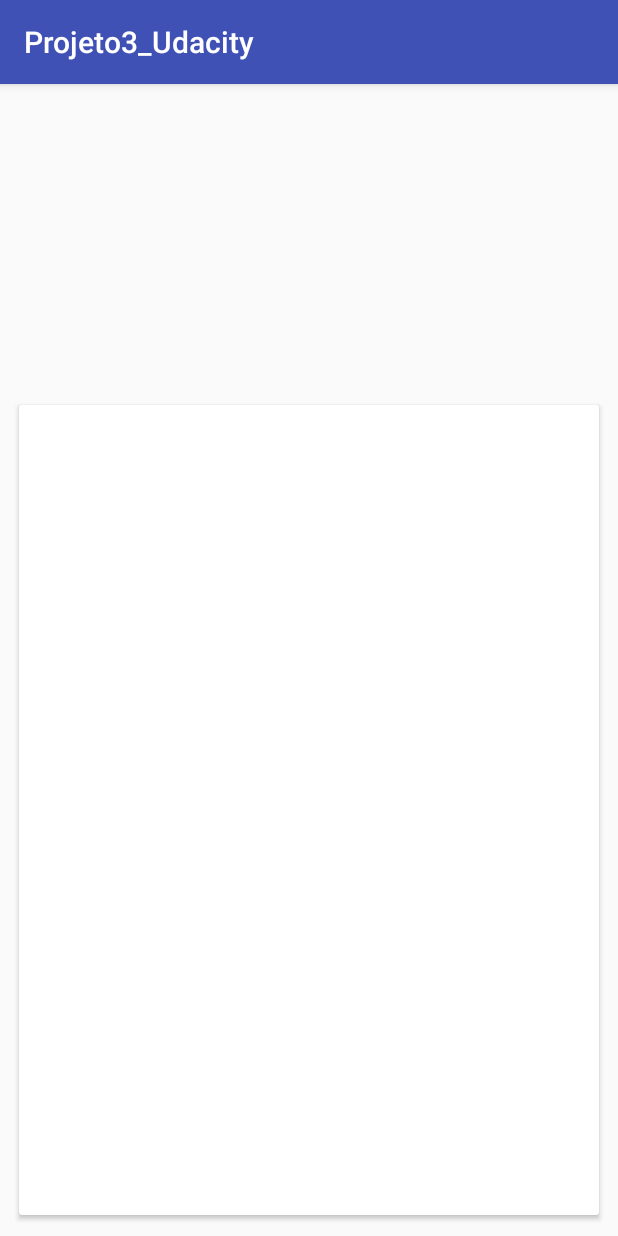
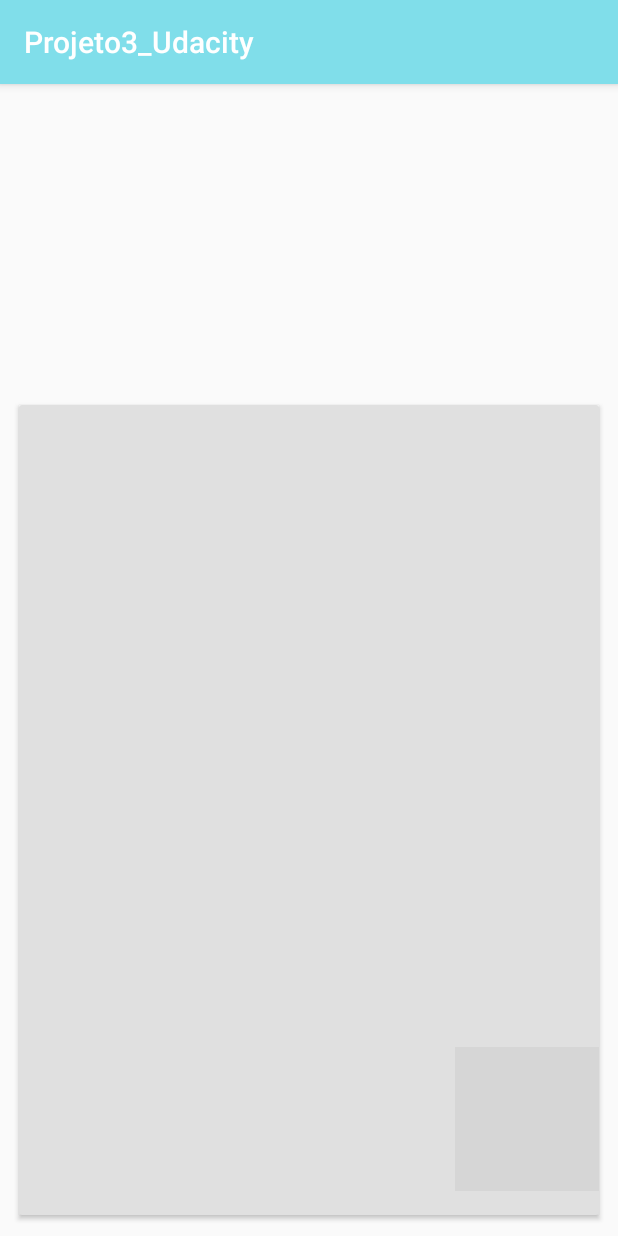
Before and after one commit to tomsqueiroz/Projeto3_Udacity, an Android app: the StepDetailActivity screen opened directly, with no data from a screen before it, on a phone screen of 412 x 824 dp. Run offline under Robolectric (Android 15) with nearby library versions, the phone set to English and light mode, and no system bars; libraries missing offline, so code that uses them is left out: com.google.android.exoplayer2; plain views replace SimpleExoPlayerView; 8 statements that could not run were skipped; grey boxes are pictures that could not be loaded.

Commit message:
Finalizar página steps.

```diff
--- a/app/src/main/java/com/example/tom/projeto3_udacity/Activities/StepDetailActivity.java
+++ b/app/src/main/java/com/example/tom/projeto3_udacity/Activities/StepDetailActivity.java
@@ -9,8 +9,11 @@ import android.support.annotation.Nullable;
 import android.support.v4.media.session.MediaSessionCompat;
 import android.support.v4.media.session.PlaybackStateCompat;
 import android.support.v7.app.AppCompatActivity;
+import android.view.View;
+import android.widget.ImageButton;
 import android.widget.TextView;
 
+import com.example.tom.projeto3_udacity.Model.Recipe;
 import com.example.tom.projeto3_udacity.Model.Step;
 import com.example.tom.projeto3_udacity.R;
 import com.google.android.exoplayer2.DefaultLoadControl;
@@ -31,6 +34,8 @@ import com.google.android.exoplayer2.ui.SimpleExoPlayerView;
 import com.google.android.exoplayer2.upstream.DefaultDataSourceFactory;
 import com.google.android.exoplayer2.util.Util;
 
+import java.util.List;
+
 /**
  * Created by Tom on 22/04/2018.
  */
@@ -41,6 +46,13 @@ public class StepDetailActivity extends AppCompatActivity{
     private SimpleExoPlayer mExoPlayer;
     private SimpleExoPlayerView mPlayerView;
     private TextView mDescriptionText;
+    private ImageButton mNextStepButton;
+    private ImageButton mPreviousStepButton;
+    private List<Step> stepList;
+    private Step step;
+    private int position;
+    private Recipe recipe;
+
 
 
     @Override
@@ -48,21 +60,38 @@ public class StepDetailActivity extends AppCompatActivity{
         super.onCreate(savedInstanceState);
         setContentView(R.layout.activity_step_detail);
 
-        mPlayerView = (SimpleExoPlayerView) findViewById(R.id.playerView);
-        mDescriptionText = (TextView) findViewById(R.id.tv_step_detail);
+        mPlayerView = findViewById(R.id.playerView);
+        mDescriptionText = findViewById(R.id.tv_step_detail);
+        mNextStepButton =  findViewById(R.id.next_step);
+        mPreviousStepButton = findViewById(R.id.previous_step);
+        Intent intent = getIntent();
 
+        if(savedInstanceState == null){
+            recipe =  intent.getBundleExtra("Receita").getParcelable("Receita");
+            stepList = recipe.getSteps();
+            position = intent.getBundleExtra("Receita").getInt("Position");
+        }else{
+            recipe = savedInstanceState.getParcelable("Receita");
+            stepList = recipe.getSteps();
+            position = savedInstanceState.getInt("Position");
+        }
+        updateStep();
 
-        Intent intent = getIntent();
-        Step step = intent.getBundleExtra("Step").getParcelable("Step");
-        mDescriptionText.setText(step.getDescription());
-
-        Uri mediaUri = Uri.parse(step.getVideoURL());
-
-        initializePlayer(mediaUri);
         //pegar url
         //fazer if para testar se tem video
+    }
+    public void updateStep(){
 
-
+        if(position == 0) mPreviousStepButton.setVisibility(View.INVISIBLE);
+        else if(position >= stepList.size()-1) mNextStepButton.setVisibility(View.INVISIBLE);
+        else{
+            mPreviousStepButton.setVisibility(View.VISIBLE);
+            mNextStepButton.setVisibility(View.VISIBLE);
+        }
+        step = stepList.get(position);
+        mDescriptionText.setText(step.getDescription());
+        Uri mediaUri = Uri.parse(step.getVideoURL());
+        initializePlayer(mediaUri);
 
     }
 
@@ -86,6 +115,25 @@ public class StepDetailActivity extends AppCompatActivity{
         mExoPlayer = null;
     }
 
+    @Override
+    protected void onDestroy() {
+        releasePlayer();
+        super.onDestroy();
+    }
+    public void nextStepListener(View view){
+        position ++;
+        updateStep();
+    }
 
+    public void previousStepListener(View view){
+        position--;
+        updateStep();
+    }
 
+    @Override
+    protected void onSaveInstanceState(Bundle outState) {
+        super.onSaveInstanceState(outState);
+        outState.putParcelable("Receita", recipe);
+        outState.putInt("Position", position);
+    }
 }
--- a/app/src/main/java/com/example/tom/projeto3_udacity/Adapters/StepsAdapter.java
+++ b/app/src/main/java/com/example/tom/projeto3_udacity/Adapters/StepsAdapter.java
@@ -24,7 +24,7 @@ public class StepsAdapter extends RecyclerView.Adapter<StepsAdapter.StepsAdapter
 
 
     public interface StepsAdapterOnClickHandler{
-        void onClick(Step recipe);
+        void onClick(int position);
     }
 
     public StepsAdapter(StepsAdapterOnClickHandler clickHandler, Context context){
@@ -48,7 +48,7 @@ public class StepsAdapter extends RecyclerView.Adapter<StepsAdapter.StepsAdapter
         @Override
         public void onClick(View view) {
             int adapterPos = getAdapterPosition();
-            mClickHandler.onClick(stepList.get(adapterPos));
+            mClickHandler.onClick(adapterPos);
         }
     }
 
--- a/app/src/main/res/layout/activity_step_detail.xml
+++ b/app/src/main/res/layout/activity_step_detail.xml
@@ -21,6 +21,7 @@
         app:layout_constraintLeft_toLeftOf="parent"
         app:layout_constraintRight_toRightOf="parent"
         android:id="@+id/cv_step_detail"
+        app:cardBackgroundColor="@color/colorSecondaryLight"
         android:layout_gravity="center"
         android:layout_width="match_parent"
         android:layout_height="match_parent"
@@ -29,12 +30,48 @@
         card_view:cardCornerRadius="4dp"
         android:layout_margin="10dp"
         app:cardUseCompatPadding="true">
+        <android.support.constraint.ConstraintLayout
+            android:layout_width="match_parent"
+            android:layout_height="match_parent">
 
-        <TextView
-            android:layout_width="match_parent"
-            android:layout_height="match_parent"
-            android:id="@+id/tv_step_detail"
-            android:layout_gravity="center_horizontal"/>
+            <TextView
+                android:layout_width="match_parent"
+                android:layout_height="match_parent"
+                android:id="@+id/tv_step_detail"
+                android:layout_gravity="center_horizontal"/>
+
+            <ImageButton
+                android:layout_width="wrap_content"
+                android:layout_height="wrap_content"
+                android:id="@+id/next_step"
+                android:background="@drawable/exo_controls_next"
+                android:contentDescription="Next Step"
+                app:layout_constraintBottom_toBottomOf="parent"
+                app:layout_constraintRight_toRightOf="parent"
+                android:layout_marginLeft="16dp"
+                android:layout_marginStart="16dp"
+                android:layout_marginBottom="16dp"
+                android:onClick="nextStepListener"
+                />
+
+            <ImageButton
+                android:layout_width="wrap_content"
+                android:layout_height="wrap_content"
+                android:id="@+id/previous_step"
+                android:background="@drawable/exo_controls_previous"
+                android:contentDescription="Previous Step"
+                app:layout_constraintLeft_toLeftOf="parent"
+                app:layout_constraintBottom_toBottomOf="parent"
+                android:layout_marginRight="16dp"
+                android:layout_marginEnd="16dp"
+                android:layout_marginBottom="16dp"
+                android:onClick="previousStepListener"
+                />
+
+
+        </android.support.constraint.ConstraintLayout>
+
+
 
     </android.support.v7.widget.CardView>
 
--- a/app/src/main/res/values/colors.xml
+++ b/app/src/main/res/values/colors.xml
@@ -1,6 +1,7 @@
 <?xml version="1.0" encoding="utf-8"?>
 <resources>
-    <color name="colorPrimary">#3F51B5</color>
-    <color name="colorPrimaryDark">#303F9F</color>
+    <color name="colorPrimary">#80DEEA</color>
+    <color name="colorPrimaryDark">#424242</color>
+    <color name="colorSecondaryLight">#E0E0E0</color>
     <color name="colorAccent">#FF4081</color>
 </resources>
```
Also changed, not shown: app/src/main/java/com/example/tom/projeto3_udacity/Activities/DetailsActivity.java (+4 -4 lines).
